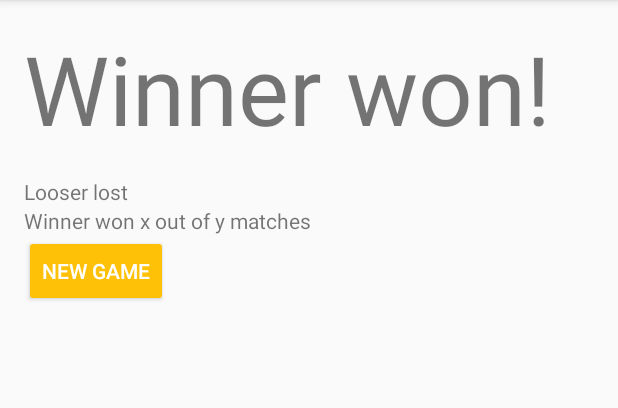
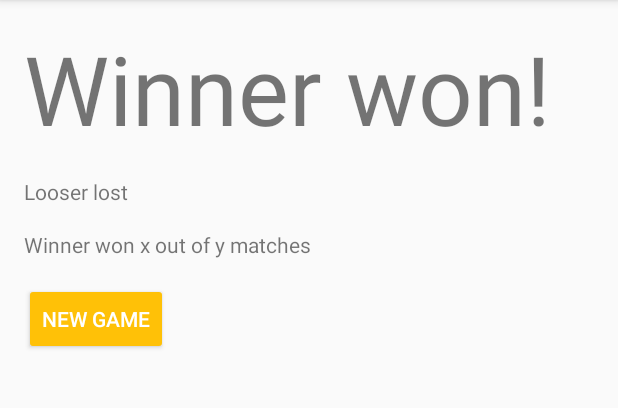
Before and after one commit to EspenBrun/TicTacToe, an Android app: the SummaryActivity screen opened directly, with no data from a screen before it, on a phone screen of 412 x 824 dp, the part 84-492 px from its top. Run offline under Robolectric (Android 15) with nearby library versions, the phone set to English and light mode, and no system bars.

Commit message:
Correct messages done on summary. Can start new game

```diff
--- a/app/src/main/java/com/example/android/tictactoe/SummaryActivity.java
+++ b/app/src/main/java/com/example/android/tictactoe/SummaryActivity.java
@@ -4,11 +4,16 @@ import android.content.res.Resources;
 import android.os.Bundle;
 import android.support.v7.app.AppCompatActivity;
 import android.util.Log;
+import android.view.View;
+import android.widget.TextView;
 
 /**
  * Created by Espen on 30/04/2017.
  */
 public class SummaryActivity extends AppCompatActivity {
+    private TextView winnerViewSummary;
+    private TextView looserView;
+    private TextView summaryView;
     private String p1Name;
     private String p2Name;
     private int rounds;
@@ -21,6 +26,9 @@ public class SummaryActivity extends AppCompatActivity {
         super.onCreate(savedInstanceState);
         setContentView(R.layout.activity_summary);
         res = getResources();
+        winnerViewSummary = (TextView) findViewById(R.id.winnerViewSummary);
+        looserView = (TextView) findViewById(R.id.looserView);
+        summaryView = (TextView) findViewById(R.id.summaryView);
         Bundle extras = getIntent().getExtras();
         if (extras != null) {
             p1Name = extras.getString("p1Name", res.getString(R.string.p1_name_default));
@@ -28,8 +36,25 @@ public class SummaryActivity extends AppCompatActivity {
             rounds = extras.getInt("rounds", -1);
             XWins = extras.getInt("XWins", -1);
             OWins = extras.getInt("OWins", -1);
-            Log.i("lolging", p1Name + p2Name + rounds + XWins + OWins);
+            if(XWins > OWins){
+                winnerViewSummary.setText(p1Name + getString(R.string.won));
+                looserView.setText(p2Name + getString(R.string.lost));
+                summaryView.setText(p1Name + " won " + XWins + " out of " + rounds + " matches.");
+            } else if (OWins > XWins) {
+                winnerViewSummary.setText(p2Name + getString(R.string.won));
+                looserView.setText(p1Name + getString(R.string.lost));
+                summaryView.setText(p2Name + " won " + OWins + " out of " + rounds + " matches.");
+            } else {
+                winnerViewSummary.setText(R.string.draw);
+                looserView.setVisibility(View.GONE);
+                summaryView.setText("You both won " + rounds/2 + " out of " + rounds + " matches");
+            }
+
         }
     }
 
+    public void newGame(View v){
+        finish();
+    }
+
 }
--- a/app/src/main/java/com/example/android/tictactoe/TicTacToeActivity.java
+++ b/app/src/main/java/com/example/android/tictactoe/TicTacToeActivity.java
@@ -137,10 +137,10 @@ public class TicTacToeActivity extends AppCompatActivity {
     private void ifAWinner(){
         if(p1Won || p2Won || moves == 9){
             if (p1Won){
-                winnerView.setText(p1Name + " " + res.getString(R.string.won));
+                winnerView.setText(p1Name + res.getString(R.string.won));
                 XWins++;
             } else if(p2Won){
-                winnerView.setText(p2Name + " " + res.getString(R.string.won));
+                winnerView.setText(p2Name + res.getString(R.string.won));
                 OWins++;
             } else if (moves == 9){
                 winnerView.setText(R.string.draw);
@@ -173,7 +173,6 @@ public class TicTacToeActivity extends AppCompatActivity {
             playerTurn = !playerTurn;
         }
         moves++;
-        Log.i(TAG, "moves: " + moves);
     }
 
     public void nextRound(View v){
--- a/app/src/main/res/layout/activity_summary.xml
+++ b/app/src/main/res/layout/activity_summary.xml
@@ -9,22 +9,28 @@
         android:layout_width="match_parent"
         android:layout_height="wrap_content"
         android:paddingBottom="@dimen/activity_vertical_margin"
+        android:id="@+id/winnerViewSummary"
         android:text="Winner won!"
         android:textSize="64sp" />
 
     <TextView
         android:layout_width="match_parent"
         android:layout_height="wrap_content"
+        android:id="@+id/looserView"
+        android:paddingBottom="16dp"
         android:text="Looser lost" />
 
     <TextView
         android:layout_width="match_parent"
         android:layout_height="wrap_content"
+        android:id="@+id/summaryView"
+        android:paddingBottom="16dp"
         android:text="Winner won x out of y matches" />
 
     <Button
         android:layout_width="wrap_content"
         android:layout_height="wrap_content"
+        android:onClick="newGame"
         android:text="New game" />
 
 
--- a/app/src/main/res/values/strings.xml
+++ b/app/src/main/res/values/strings.xml
@@ -12,6 +12,7 @@
     <string name="p1_name_default">Player 1</string>
     <string name="p2_name_default">Player 2</string>
     <string name="rounds">Rounds</string>
-    <string name="won">won!</string>
+    <string name="won">\u0020won!</string>
+    <string name="lost">\u0020lost.</string>
     <string name="draw">Draw!</string>
 </resources>
```
